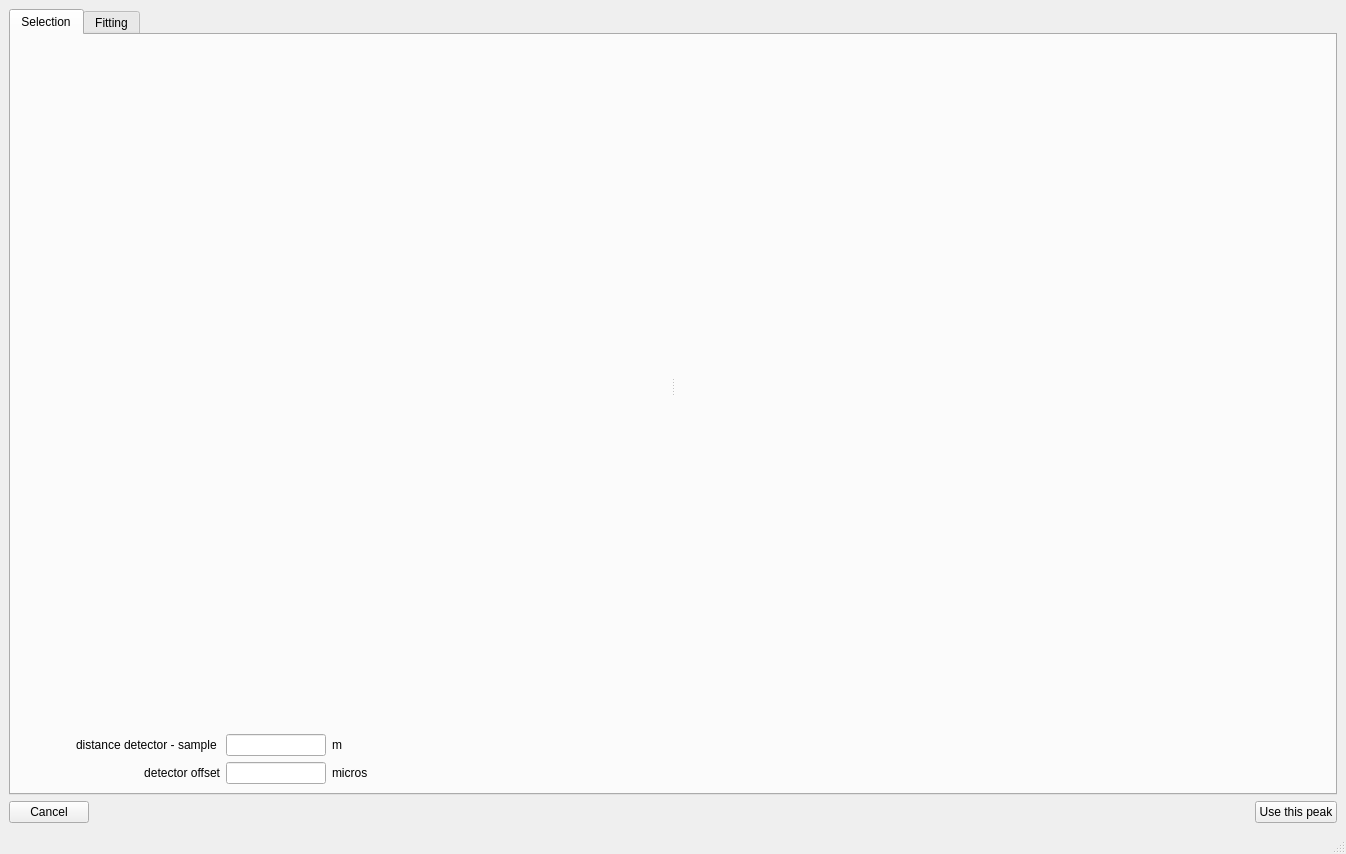
This is ui/ui_bragg_edge_peak_fitting.ui in neutronimaging/python_notebooks as Qt 5 draws it before an edit. The edited form follows.
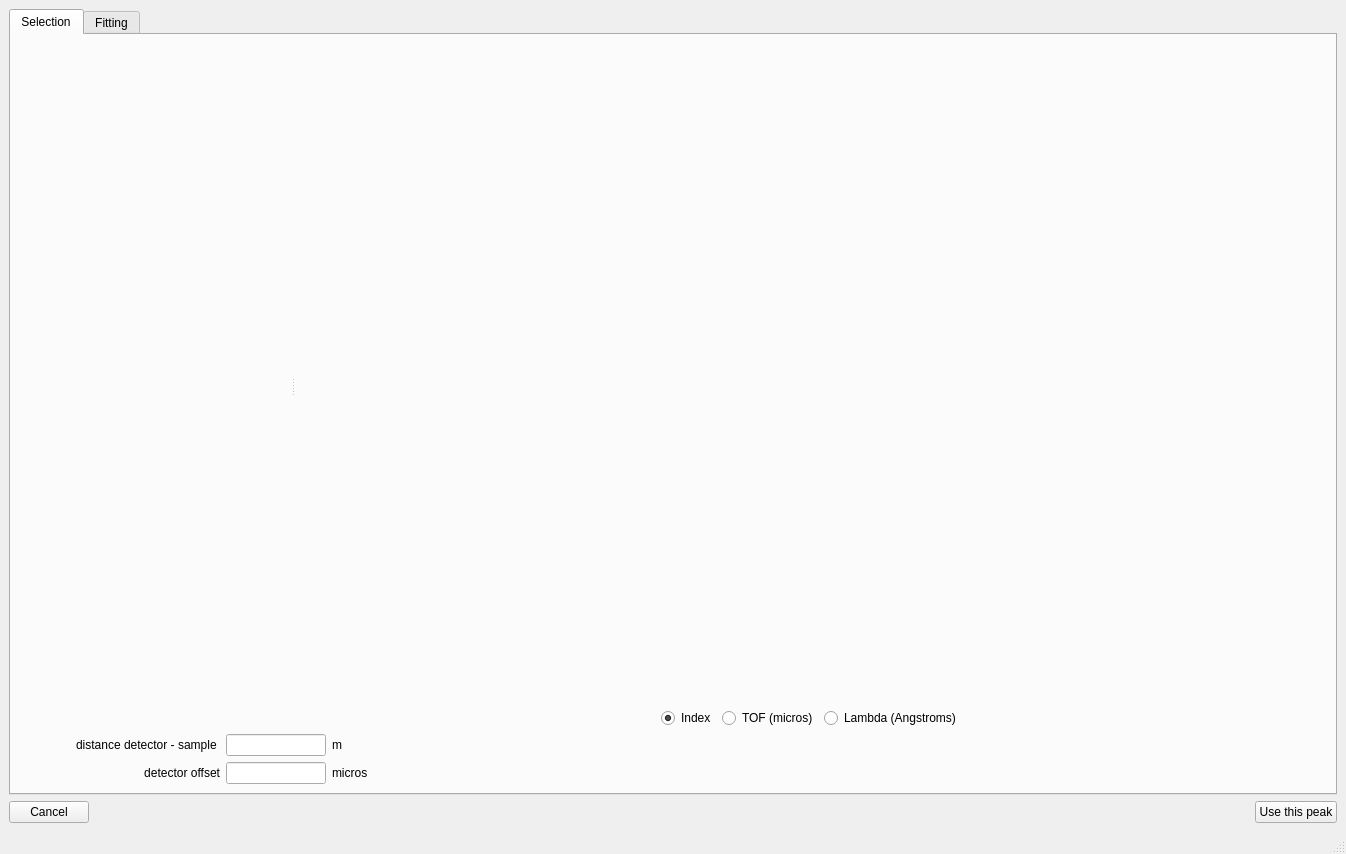
This is the edited form.

Commit message: xaxis button added

Patch:
```diff
--- a/ui/ui_bragg_edge_peak_fitting.ui
+++ b/ui/ui_bragg_edge_peak_fitting.ui
@@ -24,7 +24,7 @@
        <attribute name="title">
         <string>Selection</string>
        </attribute>
-       <layout class="QVBoxLayout" name="verticalLayout">
+       <layout class="QVBoxLayout" name="verticalLayout_5">
         <item>
          <widget class="QSplitter" name="splitter">
           <property name="sizePolicy">
@@ -37,7 +37,74 @@
            <enum>Qt::Horizontal</enum>
           </property>
           <widget class="QWidget" name="image_widget" native="true"/>
-          <widget class="QWidget" name="profile_widget" native="true"/>
+          <widget class="QWidget" name="">
+           <layout class="QVBoxLayout" name="verticalLayout">
+            <item>
+             <widget class="QWidget" name="profile_widget" native="true">
+              <property name="sizePolicy">
+               <sizepolicy hsizetype="Preferred" vsizetype="Expanding">
+                <horstretch>0</horstretch>
+                <verstretch>0</verstretch>
+               </sizepolicy>
+              </property>
+             </widget>
+            </item>
+            <item>
+             <layout class="QHBoxLayout" name="horizontalLayout_4">
+              <item>
+               <spacer name="horizontalSpacer_4">
+                <property name="orientation">
+                 <enum>Qt::Horizontal</enum>
+                </property>
+                <property name="sizeHint" stdset="0">
+                 <size>
+                  <width>40</width>
+                  <height>20</height>
+                 </size>
+                </property>
+               </spacer>
+              </item>
+              <item>
+               <widget class="QRadioButton" name="selection_index_radiobutton">
+                <property name="text">
+                 <string>Index</string>
+                </property>
+                <property name="checked">
+                 <bool>true</bool>
+                </property>
+               </widget>
+              </item>
+              <item>
+               <widget class="QRadioButton" name="selection_tof_radiobutton">
+                <property name="text">
+                 <string>TOF (micros)</string>
+                </property>
+               </widget>
+              </item>
+              <item>
+               <widget class="QRadioButton" name="selection_lambda_radiobutton">
+                <property name="text">
+                 <string>Lambda (Angstroms)</string>
+                </property>
+               </widget>
+              </item>
+              <item>
+               <spacer name="horizontalSpacer_3">
+                <property name="orientation">
+                 <enum>Qt::Horizontal</enum>
+                </property>
+                <property name="sizeHint" stdset="0">
+                 <size>
+                  <width>40</width>
+                  <height>20</height>
+                 </size>
+                </property>
+               </spacer>
+              </item>
+             </layout>
+            </item>
+           </layout>
+          </widget>
          </widget>
         </item>
         <item>
```
Left out of the diff: 215 changed lines with no effect on the pictures. The commit also changes 2 other files.
